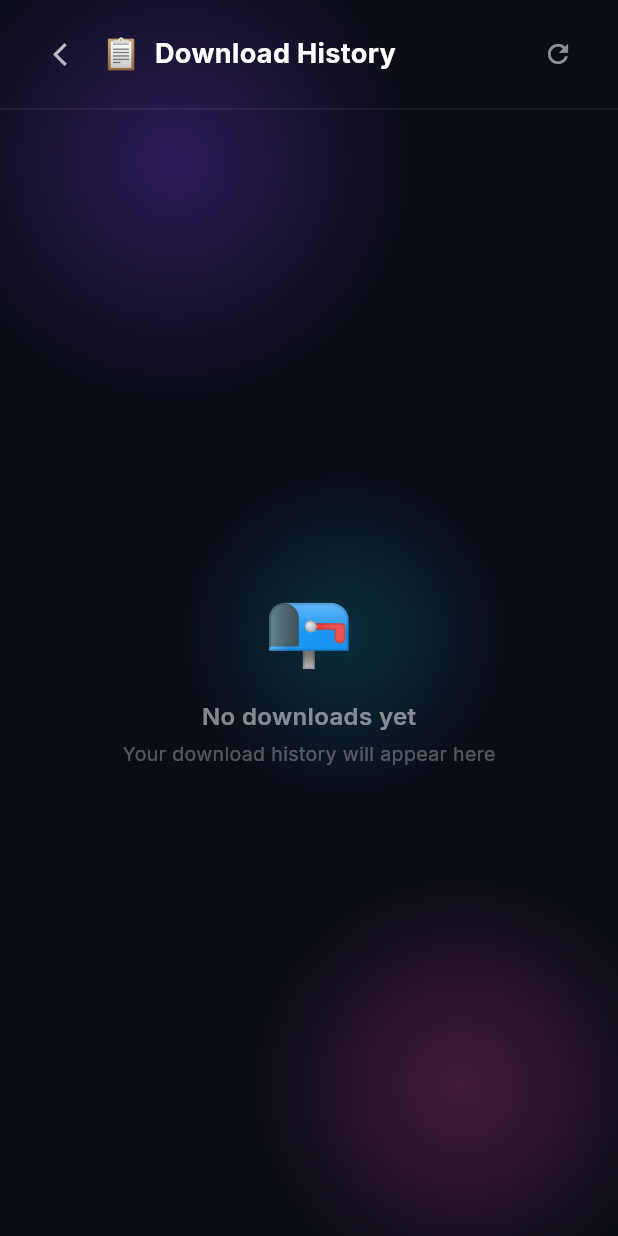
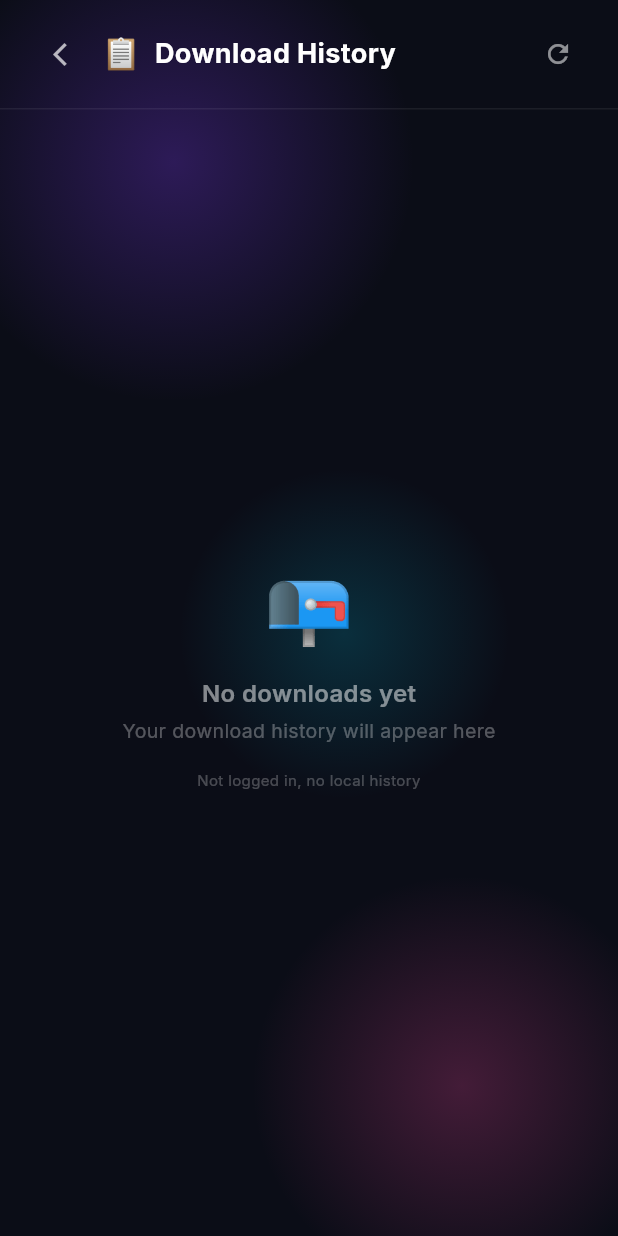
Before and after one commit to KRIPAVERMA/mediabotbackend, a Flutter app: the HistoryScreen screen opened directly, after a tap on the "refresh" icon, on a phone screen of 412 x 824 dp. Run offline on Flutter 3.47's test engine with Material 3 defaults, Android fonts, the light colour scheme and no system bars; our stand-ins replace google_fonts, open_file, shared_preferences; missing offline and left inert: receive_sharing_intent; accounts and stored records are empty; statements that could not run were skipped.

Commit message:
fix: local history fallback + dual save (server+device), debug logging, IST timestamps

```diff
--- a/mediabot_app/lib/screens/history_screen.dart
+++ b/mediabot_app/lib/screens/history_screen.dart
@@ -3,6 +3,7 @@ import 'dart:io';
 import 'package:open_file/open_file.dart';
 import 'package:url_launcher/url_launcher.dart';
 import '../services/auth_service.dart';
+import '../services/local_history_service.dart';
 import '../services/ytdlp_service.dart';
 import '../widgets/animated_background.dart';
 
@@ -25,6 +26,8 @@ class _HistoryScreenState extends State<HistoryScreen> {
   final Set<int> _reDownloading = {};
   // Set when a new download fires while _loadData is already running
   bool _pendingRefresh = false;
+  // Debug info shown on screen
+  String _debugInfo = '';
 
   @override
   void initState() {
@@ -57,58 +60,105 @@ class _HistoryScreenState extends State<HistoryScreen> {
 
     if (mounted) setState(() => _loading = true);
     try {
-      if (!AuthService.isLoggedIn) {
-        if (mounted) {
-          setState(() {
-            _history = [];
-            _stats = null;
-            _loading = false;
-          });
-        }
-        _isFetching = false;
-        return;
-      }
+      final loggedIn = AuthService.isLoggedIn;
+      final hasToken = AuthService.token != null;
+      final email = AuthService.currentUser?['email'] ?? 'null';
+      print('[History] _loadData: loggedIn=$loggedIn, token=$hasToken, email=$email');
 
+      // ── Try server history first (if logged in) ──
+      bool serverOk = false;
+      List<dynamic> serverHistory = [];
+      Map<String, dynamic>? serverStats;
+      int sTotalPages = 1;
+      int sPage = 1;
+
+      if (loggedIn) {
+        try {
           final results = await Future.wait([
             AuthService.getHistory(page: _page),
             AuthService.getStats(),
           ]);
-
           final histResult = results[0];
           final statsResult = results[1];
+          final hCount = (histResult['history'] as List?)?.length ?? 0;
+          print('[History] server: success=${histResult['success']}, count=$hCount');
 
+          if (histResult['success'] == true) {
+            serverHistory = histResult['history'] ?? [];
+            final pagination = histResult['pagination'];
+            if (pagination != null) {
+              sTotalPages = pagination['pages'] ?? 1;
+              sPage = pagination['page'] ?? 1;
+            }
+            serverOk = true;
+          }
+          if (statsResult['success'] == true && statsResult['stats'] != null) {
+            serverStats = statsResult['stats'];
+          }
+        } catch (e) {
+          print('[History] server fetch error: $e');
+        }
+      }
+
+      // ── Load local history ──
+      final localData = LocalHistoryService.getPage(page: _page);
+      final localHistory = localData['history'] as List<Map<String, dynamic>>;
+      final localStats = LocalHistoryService.getStats();
+      print('[History] local: ${localHistory.length} items, server: ${serverHistory.length} items, serverOk=$serverOk');
+
+      // ── Merge: prefer server if it has data, else use local ──
       if (mounted) {
         setState(() {
-          // Always reset based on server response
-          if (histResult['success'] == true) {
-            _history = histResult['history'] ?? [];
-            final pagination = histResult['pagination'];
-            if (pagination != null) {
-              _totalPages = pagination['pages'] ?? 1;
-              _page = pagination['page'] ?? 1;
+          if (serverOk && serverHistory.isNotEmpty) {
+            // Server has data — use it
+            _history = serverHistory;
+            _totalPages = sTotalPages;
+            _page = sPage;
+            _stats = serverStats;
+            _debugInfo = 'Server: ${serverHistory.length} items ($email)';
+          } else if (localHistory.isNotEmpty) {
+            // Server empty/failed but local has data — use local
+            _history = localHistory;
+            final localPagination = localData['pagination'] as Map<String, dynamic>?;
+            _totalPages = localPagination?['pages'] ?? 1;
+            _page = localPagination?['page'] ?? 1;
+            _stats = {'totalDownloads': localStats['totalDownloads'], 'videoDownloads': localStats['videoDownloads'], 'audioDownloads': localStats['audioDownloads']};
+            _debugInfo = 'Local: ${localHistory.length} items${loggedIn ? '' : ' (not logged in)'}';
           } else {
-              _totalPages = 1;
-            }
-          } else {
+            // Both empty
             _history = [];
             _totalPages = 1;
-          }
-
-          if (statsResult['success'] == true && statsResult['stats'] != null) {
-            _stats = statsResult['stats'];
-          } else {
-            _stats = null;
+            _stats = serverStats;
+            _debugInfo = loggedIn ? 'No history on server or device ($email)' : 'Not logged in, no local history';
           }
           _loading = false;
         });
       }
     } catch (e) {
+      print('[History] ERROR: $e');
       if (mounted) {
+        // Even on error, try to show local history
+        final localData = LocalHistoryService.getPage(page: _page);
+        final localHistory = localData['history'] as List<Map<String, dynamic>>;
+        final localStats = LocalHistoryService.getStats();
         setState(() {
+          if (localHistory.isNotEmpty) {
+            _history = localHistory;
+            final localPagination = localData['pagination'] as Map<String, dynamic>?;
+            _totalPages = localPagination?['pages'] ?? 1;
+            _page = localPagination?['page'] ?? 1;
+            _stats = {'totalDownloads': localStats['totalDownloads'], 'videoDownloads': localStats['videoDownloads'], 'audioDownloads': localStats['audioDownloads']};
+            _debugInfo = 'Local fallback: ${localHistory.length} items (server error)';
+          } else {
             _history = [];
             _stats = null;
+            _debugInfo = 'Error: $e';
+          }
           _loading = false;
         });
+        if (localHistory.isEmpty) {
+          _showSnack('Failed to load history: ${e.toString().replaceFirst("Exception: ", "")}');
+        }
       }
     } finally {
       _isFetching = false;
@@ -296,6 +346,17 @@ class _HistoryScreenState extends State<HistoryScreen> {
             const SizedBox(height: 4),
             Text('Your download history will appear here',
                 style: TextStyle(fontSize: 13, color: Colors.white.withValues(alpha: 0.3))),
+            if (_debugInfo.isNotEmpty) ...[
+              const SizedBox(height: 16),
+              Padding(
+                padding: const EdgeInsets.symmetric(horizontal: 24),
+                child: Text(
+                  _debugInfo,
+                  style: TextStyle(fontSize: 10, color: Colors.white.withValues(alpha: 0.25)),
+                  textAlign: TextAlign.center,
+                ),
+              ),
+            ],
           ],
         ),
       );
```
Also changed, not shown: mediabot_app/lib/screens/chat_screen.dart (+11 -0 lines), mediabot_app/lib/services/auth_service.dart (+39 -11 lines), 2 other files. Lines whose indentation alone changed are shown as unchanged.
